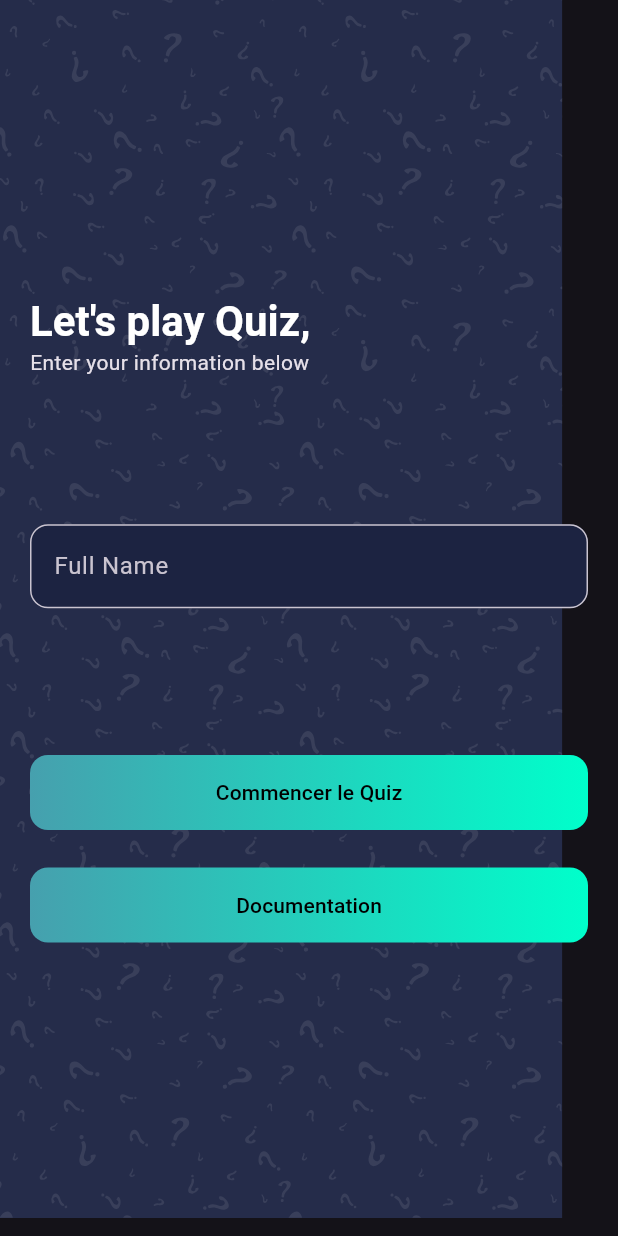
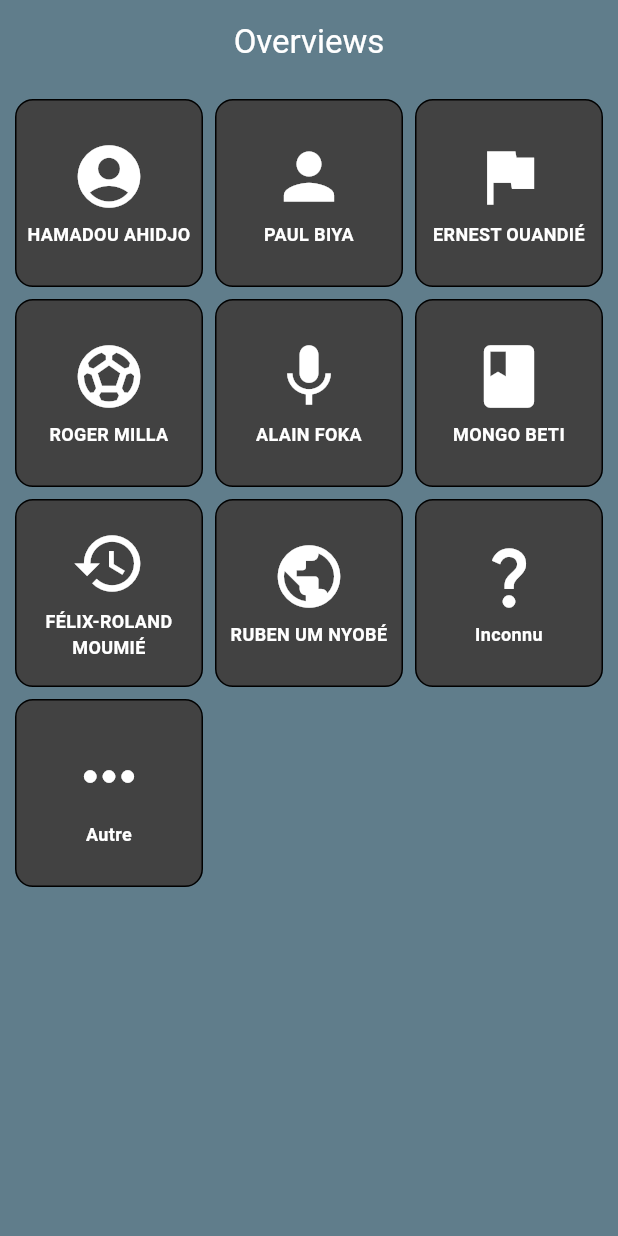
Before and after one commit to Idriss-rayan/familyquiz, a Flutter app: the screen it shows after launch, on a phone screen of 412 x 824 dp. Run offline on Flutter 3.47's test engine with Material 3 defaults, Android fonts, the phone set to English and light mode, and no system bars; our stand-ins replace flutter_svg, get, google_fonts, liquid_swipe, websafe_svg.

Commit message:
add gridview feature

```diff
--- a/lib/documentation/doc.dart
+++ b/lib/documentation/doc.dart
@@ -5,27 +5,27 @@ import 'package:google_fonts/google_fonts.dart';
 import 'package:liquid_swipe/liquid_swipe.dart';
 import 'package:familyquiz/documentation/histoire.dart';
 
-class Doc extends StatelessWidget {
+class Doc extends StatefulWidget {
   Doc({super.key});
 
   @override
+  State<Doc> createState() => _DocState();
+}
+
+class _DocState extends State<Doc> {
+  final PageController _pagecontroller = PageController();
+  @override
   Widget build(BuildContext context) {
     return Scaffold(
-      body: LiquidSwipe(
-        pages: _buildPages(),
-        fullTransitionValue: 300,
-        enableLoop: false,
-        enableSideReveal: false,
-        slideIconWidget: Icon(Icons.arrow_back_ios, size: 20),
-        waveType: WaveType.liquidReveal,
-        positionSlideIcon: 0.5,
-      ),
-    );
+        body: PageView(
+      children: _buildPages(),
+      physics: BouncingScrollPhysics(),
+    ));
   }
 
   List<Widget> _buildPages() => [
         _buildImagePage("assets/icons/test1.png", Color(0xFFF2AF04),
-            "Glissez de droite à gauche"),
+            "Glissez de droite à gauche pour defiler"),
         _buildImagePage(
             "assets/icons/test2.png", Color(0xFF04F177), "Commençons"),
         _buildTextPage("assets/icons/Ahijo.png", Name.Ahmadou, "HAMADOU AHIDJO",
@@ -57,13 +57,12 @@ class Doc extends StatelessWidget {
           const Color.fromARGB(255, 154, 4, 4),
           const Color.fromARGB(255, 229, 244, 12),
         ]),
-        _buildImagePage("assets/icons/quiz.png",
-            Color.fromARGB(255, 4, 210, 242), "Jouer au quiz"),
         _buttonRacourcci(),
       ];
 
   Widget _buildImagePage(String assetPath, Color bgColor, String str) {
     return Container(
+      padding: EdgeInsets.all(12),
       width: double.infinity,
       color: bgColor,
       child: Column(
@@ -78,7 +77,7 @@ class Doc extends StatelessWidget {
               color: Colors.white70,
             ),
             child: Padding(
-              padding: const EdgeInsets.all(18.0),
+              padding: const EdgeInsets.all(20.0),
               child: Text(
                 str,
                 style: TextStyle(
--- a/lib/main.dart
+++ b/lib/main.dart
@@ -1,5 +1,6 @@
 import 'package:familyquiz/documentation/doc.dart';
 import 'package:familyquiz/screens/quiz/quiz_screen.dart';
+import 'package:familyquiz/screens/quiz/utils/overviews.dart';
 import 'package:familyquiz/screens/score/score_screen.dart';
 import 'package:familyquiz/screens/welcome/welcome_screen.dart';
 import 'package:flutter/material.dart';
@@ -18,7 +19,7 @@ class MyApp extends StatelessWidget {
       title: 'African Quiz',
       debugShowCheckedModeBanner: false,
       theme: ThemeData.dark(),
-      home: WelcomeScreen(),
+      home: Overviews(),
     );
   }
 }
--- /dev/null
+++ b/lib/screens/quiz/utils/overviews.dart
@@ -0,0 +1,113 @@
+import 'package:familyquiz/documentation/doc.dart';
+import 'package:flutter/material.dart';
+
+class Overviews extends StatelessWidget {
+  // Liste des figures historiques (avec nom et icône)
+  final List<Map<String, dynamic>> figures = [
+    {
+      "name": "HAMADOU AHIDJO",
+      "icon": Icons.account_circle,
+      "details": "Premier président du Cameroun."
+    },
+    {
+      "name": "PAUL BIYA",
+      "icon": Icons.person,
+      "details": "Président actuel du Cameroun."
+    },
+    {
+      "name": "ERNEST OUANDIÉ",
+      "icon": Icons.flag,
+      "details": "Révolutionnaire camerounais."
+    },
+    {
+      "name": "ROGER MILLA",
+      "icon": Icons.sports_soccer,
+      "details": "Légende du football camerounais."
+    },
+    {
+      "name": "ALAIN FOKA",
+      "icon": Icons.mic,
+      "details": "Journaliste et animateur radio."
+    },
+    {
+      "name": "MONGO BETI",
+      "icon": Icons.book,
+      "details": "Écrivain et militant politique."
+    },
+    {
+      "name": "FÉLIX-ROLAND MOUMIÉ",
+      "icon": Icons.history,
+      "details": "Leader nationaliste camerounais."
+    },
+    {
+      "name": "RUBEN UM NYOBÉ",
+      "icon": Icons.public,
+      "details": "Figure de l'indépendance du Cameroun."
+    },
+    {
+      "name": "Inconnu",
+      "icon": Icons.question_mark,
+      "details": "Personnalité mystère."
+    },
+    {
+      "name": "Autre",
+      "icon": Icons.more_horiz,
+      "details": "Autres figures historiques."
+    },
+  ];
+
+  @override
+  Widget build(BuildContext context) {
+    return Scaffold(
+      backgroundColor: Colors.blueGrey,
+      appBar: AppBar(
+        backgroundColor: Colors.blueGrey,
+        title: Center(
+            child: Text("Overviews", style: TextStyle(color: Colors.white))),
+      ),
+      body: GridView.builder(
+        itemCount: figures.length,
+        gridDelegate: SliverGridDelegateWithFixedCrossAxisCount(
+          crossAxisCount: 3, // 3 colonnes
+          crossAxisSpacing: 8,
+          mainAxisSpacing: 8,
+        ),
+        padding: EdgeInsets.all(10),
+        itemBuilder: (context, index) {
+          return InkWell(
+            onTap: () {
+              Navigator.push(
+                context,
+                MaterialPageRoute(builder: (context) => Doc()),
+              );
+            },
+            child: Container(
+              decoration: BoxDecoration(
+                color: Colors.grey[800],
+                borderRadius: BorderRadius.circular(12),
+                border: Border.all(color: Colors.black),
+              ),
+              child: Column(
+                mainAxisAlignment: MainAxisAlignment.center,
+                children: [
+                  Icon(figures[index]["icon"],
+                      size: 50,
+                      color: Colors.white), // Icône au lieu de l'image
+                  SizedBox(height: 5),
+                  Text(
+                    figures[index]["name"],
+                    textAlign: TextAlign.center,
+                    style: TextStyle(
+                        color: Colors.white,
+                        fontSize: 12,
+                        fontWeight: FontWeight.bold),
+                  ),
+                ],
+              ),
+            ),
+          );
+        },
+      ),
+    );
+  }
+}
```
